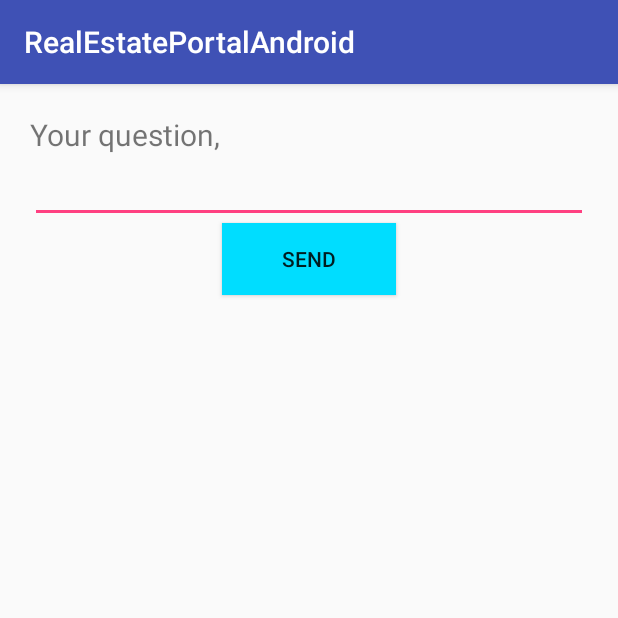
After one commit to patricia1903/RealEstatePortal, an Android app: the MailActivity screen opened directly, with no data from a screen before it, on a phone screen of 412 x 824 dp, the top half of it. The commit adds this screen. Run offline under Robolectric (Android 15) with nearby library versions, the phone set to English and light mode, and no system bars.

Commit message:
#android update details modified; email activity done.

```diff
--- a/RealEstatePortalAndroid/app/src/main/AndroidManifest.xml
+++ b/RealEstatePortalAndroid/app/src/main/AndroidManifest.xml
@@ -18,6 +18,7 @@
         </activity>
         <activity android:name=".activity.PropertyListActivity"/>
         <activity android:name=".activity.PropertyDetailsActivity"/>
+        <activity android:name=".activity.MailActivity"/>
     </application>
 
 </manifest>
--- /dev/null
+++ b/RealEstatePortalAndroid/app/src/main/java/com/realestateportalandroid/activity/MailActivity.java
@@ -0,0 +1,37 @@
+package com.realestateportalandroid.activity;
+
+import android.content.Intent;
+import android.os.Bundle;
+import android.support.v7.app.AppCompatActivity;
+import android.view.View;
+import android.widget.Button;
+import android.widget.EditText;
+
+import com.realestateportalandroid.R;
+
+
+public class MailActivity extends AppCompatActivity implements View.OnClickListener {
+
+    EditText emailContent;
+
+    @Override
+    protected void onCreate(Bundle savedInstanceState) {
+        super.onCreate(savedInstanceState);
+        setContentView(R.layout.activity_mail);
+
+        Button mailBtn = findViewById(R.id.sendEmailBtn);
+        mailBtn.setOnClickListener(this);
+
+        emailContent = findViewById(R.id.emailContentText);
+    }
+
+    @Override
+    public void onClick(View view) {
+        final Intent intent = new Intent(Intent.ACTION_SEND);
+        intent.putExtra(Intent.EXTRA_EMAIL, new String[]{"ardelean.patricia@gmail.com"});
+        intent.putExtra(Intent.EXTRA_TEXT, this.emailContent.getText());
+        intent.setType("message/rfc822");
+
+        startActivity(Intent.createChooser(intent, "Open with"));
+    }
+}
--- a/RealEstatePortalAndroid/app/src/main/java/com/realestateportalandroid/activity/PropertyDetailsActivity.java
+++ b/RealEstatePortalAndroid/app/src/main/java/com/realestateportalandroid/activity/PropertyDetailsActivity.java
@@ -48,10 +48,13 @@ public class PropertyDetailsActivity extends AppCompatActivity {
                 p.setDescription(descriptionEditText.getText().toString());
                 p.setId(id.getText().toString());
                 p.setPrice(priceEditText.getText().toString());
+                p.setAddress(addressEditText.getText().toString());
+                p.setEmail(emailEditText.getText().toString());
+                p.setPhone(phoneEditText.getText().toString());
+
                 PropertyList.updateProperties(p);
 
                 finish();
-
             }
         });
     }
--- /dev/null
+++ b/RealEstatePortalAndroid/app/src/main/res/layout/activity_mail.xml
@@ -0,0 +1,56 @@
+<?xml version="1.0" encoding="utf-8"?>
+<android.support.constraint.ConstraintLayout xmlns:android="http://schemas.android.com/apk/res/android"
+    xmlns:app="http://schemas.android.com/apk/res-auto"
+    xmlns:tools="http://schemas.android.com/tools"
+    android:layout_width="match_parent"
+    android:layout_height="match_parent">
+
+
+    <LinearLayout
+        android:id="@+id/linearLayout2"
+        android:layout_width="0dp"
+        android:layout_height="0dp"
+        android:layout_marginBottom="40dp"
+        android:layout_marginEnd="20dp"
+        android:layout_marginStart="20dp"
+        android:layout_marginTop="20dp"
+        android:backgroundTint="@color/colorAccent"
+        android:orientation="vertical"
+        app:layout_constraintBottom_toBottomOf="parent"
+        app:layout_constraintEnd_toEndOf="parent"
+        app:layout_constraintHorizontal_bias="0.0"
+        app:layout_constraintStart_toStartOf="parent"
+        app:layout_constraintTop_toTopOf="parent"
+        app:layout_constraintVertical_bias="0.0">
+
+
+        <TextView
+            android:layout_width="match_parent"
+            android:layout_height="wrap_content"
+            android:text="Your question,"
+            android:textSize="20dp" />
+
+        <EditText
+            android:id="@+id/emailContentText"
+            android:layout_width="match_parent"
+            android:layout_height="wrap_content"
+            android:ems="10"
+            android:foreground="@android:color/transparent"
+            android:inputType="textPersonName"
+            tools:background="@android:color/transparent"
+            tools:layout_editor_absoluteX="0dp"
+            tools:layout_editor_absoluteY="92dp" />
+
+        <Button
+            android:id="@+id/sendEmailBtn"
+            style="@style/Widget.AppCompat.Button.Small"
+            android:layout_width="116dp"
+            android:layout_height="wrap_content"
+            android:layout_gravity="center"
+            android:background="@android:color/holo_blue_bright"
+            android:text="Send"
+            tools:layout_editor_absoluteX="0dp"
+            tools:layout_editor_absoluteY="151dp" />
+    </LinearLayout>
+
+</android.support.constraint.ConstraintLayout>
--- a/RealEstatePortalAndroid/app/src/main/res/layout/activity_propertylist.xml
+++ b/RealEstatePortalAndroid/app/src/main/res/layout/activity_propertylist.xml
@@ -3,6 +3,11 @@
     xmlns:app="http://schemas.android.com/apk/res-auto"
     android:layout_width="match_parent"
     android:layout_height="match_parent">
+
+    <Button android:id="@+id/contactUs"
+        android:layout_width="wrap_content"
+        android:layout_height="wrap_content"
+        android:text="Contact Us"/>
 
 
     <ListView xmlns:android="http://schemas.android.com/apk/res/android"
```
Also changed, not shown: RealEstatePortalAndroid/app/src/main/java/com/realestateportalandroid/activity/PropertyListActivity.java (+12 -6 lines).
